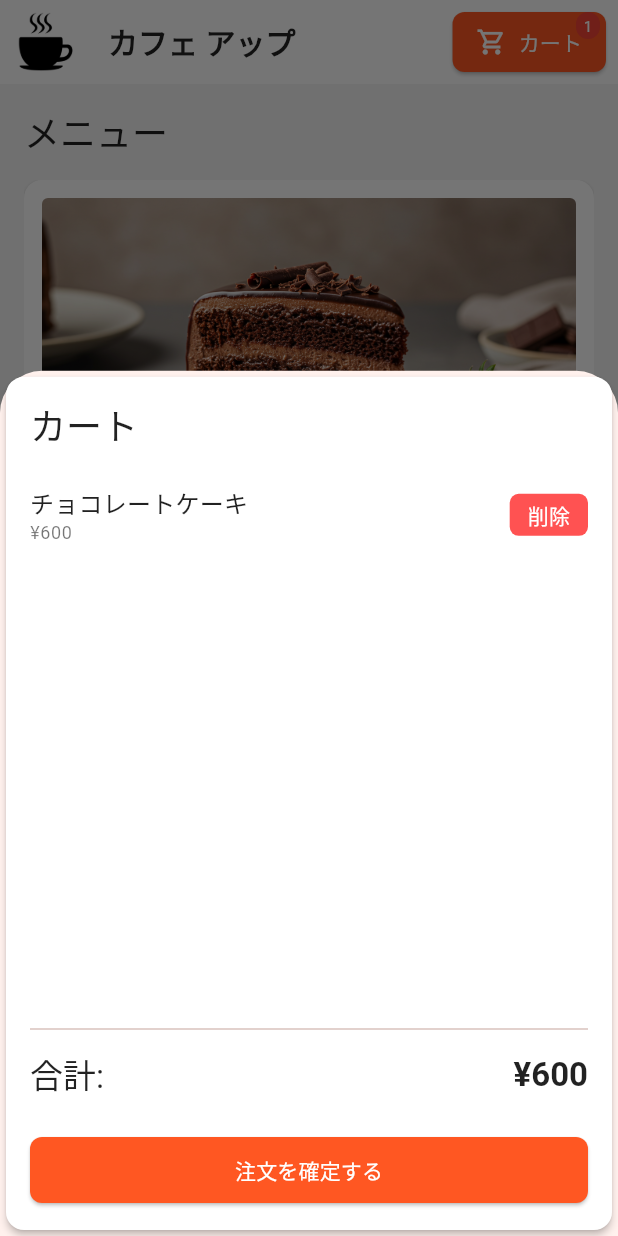
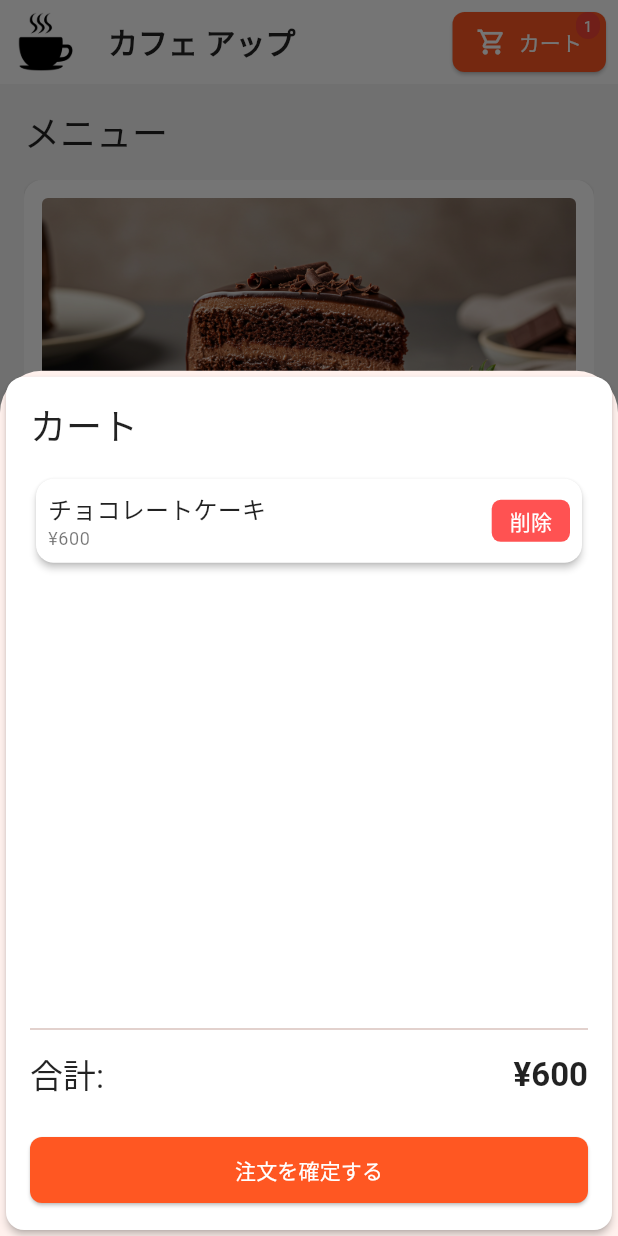
Before and after one commit to shou-dev19/flutter-cafe-app, a Flutter app: the screen it shows after launch, after a tap on "カートに追加", after a tap on "カート", on a phone screen of 412 x 824 dp. Run offline on Flutter 3.47's test engine with Material 3 defaults, Android fonts, the phone set to English and light mode, and no system bars; our stand-ins replace flutter_riverpod, freezed_annotation.

Commit message:
Correction of cart tile layout

```diff
--- a/lib/features/cart/presentation/widgets/cart_item_tile.dart
+++ b/lib/features/cart/presentation/widgets/cart_item_tile.dart
@@ -13,8 +13,9 @@ class CartItemTile extends ConsumerWidget {
     // 画像に合わせた削除ボタンの色
     const removeButtonColor = Colors.redAccent;
 
-    return Padding(
-      padding: const EdgeInsets.symmetric(vertical: 8.0),
+    return Card(
+      child: Padding(
+      padding: const EdgeInsets.all(8),
       child: Row(
         children: [
           Expanded(
@@ -48,6 +49,6 @@ class CartItemTile extends ConsumerWidget {
           ),
         ],
       ),
-    );
+    ),);
   }
 }
--- a/lib/home_screen.dart
+++ b/lib/home_screen.dart
@@ -12,8 +12,9 @@ class HomeScreen extends ConsumerWidget {
   int _getCrossAxisCount(double width) {
     if (width < 600) return 1;
     if (width < 900) return 2;
-    if (width < 1200) return 3;
-    return 4;
+    return 3;
+    // if (width < 1200) return 3;
+    // return 4;
   }
 
   @override
```
